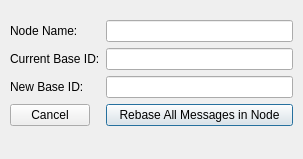
This is ui/dbcnoderebaseeditor.ui in collin80/SavvyCAN as Qt 5 draws it before an edit. The edited form follows.
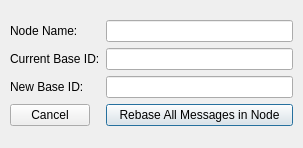
This is the edited form.

Commit message: Cleaned up all the UI elements and error checking for rebase and duplicate

The edit to the form file:
```diff
--- a/ui/dbcnoderebaseeditor.ui
+++ b/ui/dbcnoderebaseeditor.ui
@@ -7,9 +7,15 @@
     <x>0</x>
     <y>0</y>
     <width>303</width>
-    <height>159</height>
+    <height>148</height>
    </rect>
   </property>
+  <property name="sizePolicy">
+   <sizepolicy hsizetype="Expanding" vsizetype="Expanding">
+    <horstretch>0</horstretch>
+    <verstretch>0</verstretch>
+   </sizepolicy>
+  </property>
   <property name="windowTitle">
    <string>Dialog</string>
   </property>
```
Left out of the diff: 22 changed lines with no effect on the pictures. The commit also changes 7 other files.
